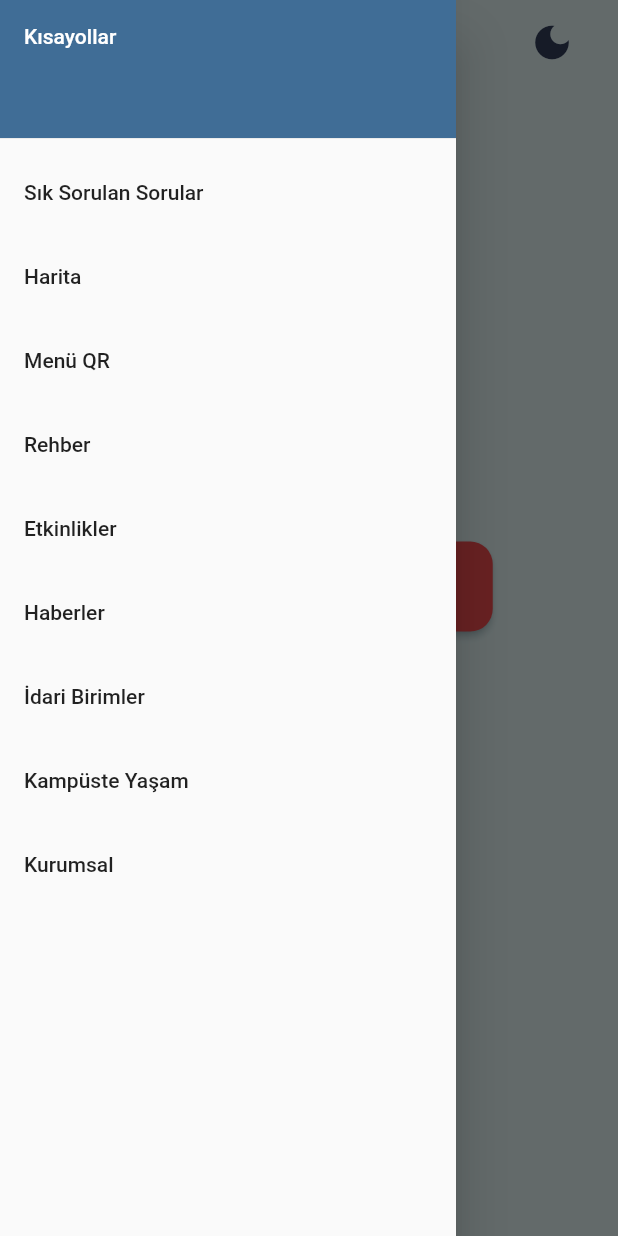
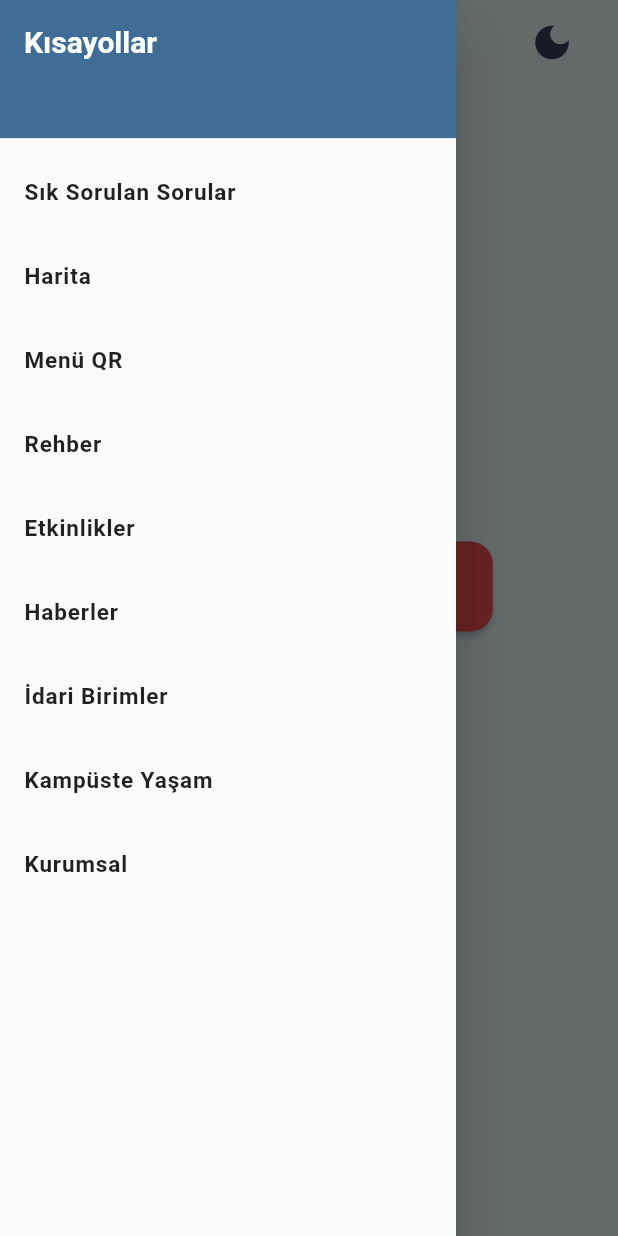
Before and after one commit to begumzengin/ParsyBot, a Flutter app: the screen it shows after launch, with the side drawer open, on a phone screen of 412 x 824 dp. Run offline on Flutter 3.47's test engine with Material 2 defaults, Android fonts, the light colour scheme and no system bars; our stand-ins replace google_fonts, speech_to_text; Roboto replaces fonts that are missing (Asap).

Commit message:
google_fonts package installed & font changes

```diff
--- a/parsybot/lib/screens/light_landing_page.dart
+++ b/parsybot/lib/screens/light_landing_page.dart
@@ -1,3 +1,4 @@
+import 'package:google_fonts/google_fonts.dart';
 import 'package:parsybot/constants.dart';
 import 'package:flutter/material.dart';
 import 'package:parsybot/screens/dark_landing_page.dart';
@@ -16,13 +17,6 @@ class LandingPage extends StatelessWidget {
         elevation: 0,
         backgroundColor: lightBackground,
         iconTheme: IconThemeData(color: pickledBluewood),
-        /*
-        leading: IconButton(
-            onPressed: () {},
-            icon: Icon(Icons.language, color: pickledBluewood, size: 30.0)),
-            */
-        //leading: DropdownLanguage(),
-        //leadingWidth: 70,
         actions: <Widget>[
           Padding(
             padding: EdgeInsets.only(right: 30.0),
@@ -49,7 +43,6 @@ class LandingPage extends StatelessWidget {
       backgroundColor: lightBackground,
       body: Center(
           child: Column(
-        //mainAxisAlignment: MainAxisAlignment.center,
         children: [
           SizedBox(height: 90),
           Image.asset('assets/parsybot_images/parsy_light_landing.png',
@@ -67,7 +60,8 @@ class LandingPage extends StatelessWidget {
                 },
                 child: Text(
                   'Merak ettiğin her şeyi sorabilirsin!',
-                  style: TextStyle(color: Colors.white, fontSize: 18),
+                  //style: TextStyle(color: Colors.white, fontSize: 18),
+                  style: GoogleFonts.mulish(color: Colors.white, fontSize: 18),
                   textAlign: TextAlign.center,
                 ),
                 style: ButtonStyle(
@@ -78,85 +72,6 @@ class LandingPage extends StatelessWidget {
                           borderRadius: BorderRadius.circular(15.0))),
                 )),
           ),
-          /*
-          Align(
-              alignment: Alignment.bottomCenter,
-              child: Padding(
-                  padding: EdgeInsets.all(5),
-                  child: ButtonBar(
-                    mainAxisSize: MainAxisSize.min,
-                    children: <Widget>[
-                      ElevatedButton(
-                          onPressed: () {},
-                          child: Text('S.S.S.',
-                              style:
-                                  TextStyle(color: Colors.white, fontSize: 15)),
-                          style: ButtonStyle(
-                            backgroundColor:
-                                MaterialStateProperty.all<Color>(cinnabar),
-                            shadowColor:
-                                MaterialStateProperty.all<Color>(sinbad),
-                            shape: MaterialStateProperty.all<
-                                    RoundedRectangleBorder>(
-                                RoundedRectangleBorder(
-                                    borderRadius: BorderRadius.circular(18.0))),
-                          )),
-                      ElevatedButton(
-                          onPressed: () {
-                            _launchHaritaUrl();
-                          },
-                          child: Text('Harita',
-                              style:
-                                  TextStyle(color: Colors.white, fontSize: 15)),
-                          style: ButtonStyle(
-                            backgroundColor:
-                                MaterialStateProperty.all<Color>(cinnabar),
-                            shadowColor:
-                                MaterialStateProperty.all<Color>(sinbad),
-                            shape: MaterialStateProperty.all<
-                                    RoundedRectangleBorder>(
-                                RoundedRectangleBorder(
-                                    borderRadius: BorderRadius.circular(18.0))),
-                          )),
-                      ElevatedButton(
-                          onPressed: () {
-                            Navigator.push(
-                                context,
-                                MaterialPageRoute(
-                                    builder: (context) => MenuQR()));
-                          },
-                          child: Text('Menü QR',
-                              style:
-                                  TextStyle(color: Colors.white, fontSize: 15)),
-                          style: ButtonStyle(
-                            backgroundColor:
-                                MaterialStateProperty.all<Color>(cinnabar),
-                            shadowColor:
-                                MaterialStateProperty.all<Color>(sinbad),
-                            shape: MaterialStateProperty.all<
-                                    RoundedRectangleBorder>(
-                                RoundedRectangleBorder(
-                                    borderRadius: BorderRadius.circular(18.0))),
-                          )),
-                      ElevatedButton(
-                          onPressed: () {
-                            _launchRehberUrl();
-                          },
-                          child: Text('Rehber',
-                              style:
-                                  TextStyle(color: Colors.white, fontSize: 15)),
-                          style: ButtonStyle(
-                            backgroundColor:
-                                MaterialStateProperty.all<Color>(cinnabar),
-                            shadowColor:
-                                MaterialStateProperty.all<Color>(sinbad),
-                            shape: MaterialStateProperty.all<
-                                    RoundedRectangleBorder>(
-                                RoundedRectangleBorder(
-                                    borderRadius: BorderRadius.circular(18.0))),
-                          ))
-                    ],
-                  )))*/
         ],
       )),
       drawer: LightDrawer(),
--- a/parsybot/lib/util/light_drawer.dart
+++ b/parsybot/lib/util/light_drawer.dart
@@ -1,4 +1,5 @@
 import 'package:flutter/material.dart';
+import 'package:google_fonts/google_fonts.dart';
 import 'package:parsybot/constants.dart';
 import 'package:url_launcher/url_launcher.dart';
 
@@ -70,59 +71,100 @@ class LightDrawer extends StatelessWidget {
               ),
               child: Text(
                 'Kısayollar',
-                style: TextStyle(color: Colors.white),
+                style: GoogleFonts.asap(
+                    color: Colors.white,
+                    fontWeight: FontWeight.w700,
+                    fontSize: 20),
               ),
             ),
           ),
           ListTile(
-            title: Text('Sık Sorulan Sorular'),
+            title: Text(
+              'Sık Sorulan Sorular',
+              style: GoogleFonts.muktaVaani(
+                  fontWeight: FontWeight.w600,
+                  letterSpacing: 0.6,
+                  fontSize: 15),
+            ),
             onTap: () {},
           ),
           ListTile(
-            title: Text('Harita'),
+            title: Text('Harita',
+                style: GoogleFonts.muktaVaani(
+                    fontWeight: FontWeight.w600,
+                    letterSpacing: 0.6,
+                    fontSize: 15)),
             onTap: () {
               _launchHaritaUrl();
             },
           ),
           ListTile(
-            title: Text('Menü QR'),
+            title: Text('Menü QR',
+                style: GoogleFonts.muktaVaani(
+                    fontWeight: FontWeight.w600,
+                    letterSpacing: 0.6,
+                    fontSize: 15)),
             onTap: () {
               Navigator.push(
                   context, MaterialPageRoute(builder: (context) => MenuQR()));
             },
           ),
           ListTile(
-            title: Text('Rehber'),
+            title: Text('Rehber',
+                style: GoogleFonts.muktaVaani(
+                    fontWeight: FontWeight.w600,
+                    letterSpacing: 0.6,
+                    fontSize: 15)),
             onTap: () {
               _launchRehberUrl();
             },
           ),
           ListTile(
-            title: Text('Etkinlikler'),
+            title: Text('Etkinlikler',
+                style: GoogleFonts.muktaVaani(
+                    fontWeight: FontWeight.w600,
+                    letterSpacing: 0.6,
+                    fontSize: 15)),
             onTap: () {
               _launchEtkinlikUrl();
             },
           ),
           ListTile(
-            title: Text('Haberler'),
+            title: Text('Haberler',
+                style: GoogleFonts.muktaVaani(
+                    fontWeight: FontWeight.w600,
+                    letterSpacing: 0.6,
+                    fontSize: 15)),
             onTap: () {
               _launchHaberUrl();
             },
           ),
           ListTile(
-            title: Text('İdari Birimler'),
+            title: Text('İdari Birimler',
+                style: GoogleFonts.muktaVaani(
+                    fontWeight: FontWeight.w600,
+                    letterSpacing: 0.6,
+                    fontSize: 15)),
             onTap: () {
               _launchIdariBirimUrl();
             },
           ),
           ListTile(
-            title: Text('Kampüste Yaşam'),
+            title: Text('Kampüste Yaşam',
+                style: GoogleFonts.muktaVaani(
+                    fontWeight: FontWeight.w600,
+                    letterSpacing: 0.6,
+                    fontSize: 15)),
             onTap: () {
               _launchKampusteYasamUrl();
             },
           ),
           ListTile(
-            title: Text('Kurumsal'),
+            title: Text('Kurumsal',
+                style: GoogleFonts.muktaVaani(
+                    fontWeight: FontWeight.w600,
+                    letterSpacing: 0.6,
+                    fontSize: 15)),
             onTap: () {
               _launchKurumsalUrl();
             },
--- a/parsybot/pubspec.yaml
+++ b/parsybot/pubspec.yaml
@@ -41,6 +41,7 @@ dependencies:
   speech_to_text: ^6.1.1
   avatar_glow: ^2.0.2
   highlight_text: ^1.6.0
+  google_fonts: ^4.0.3
 
 dev_dependencies:
   flutter_test:
```
Also changed, not shown: parsybot/pubspec.lock, 2 other files.
